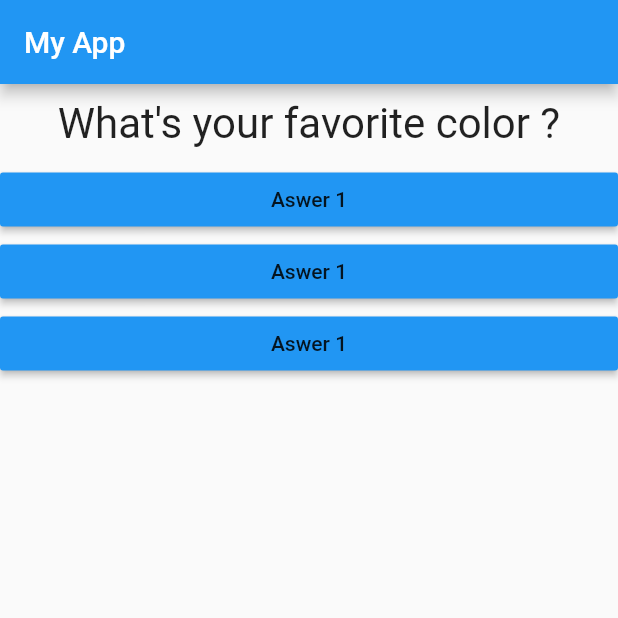
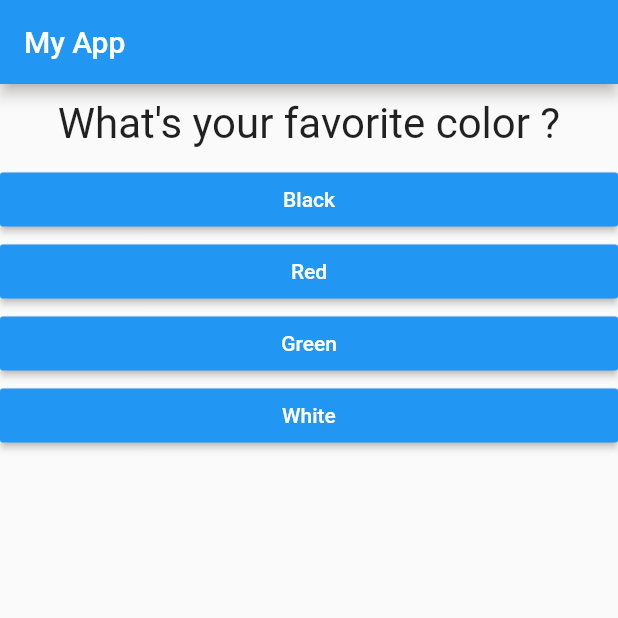
Before and after one commit to AnnaAlbuquerque/quiz_app, a Flutter app: the screen it shows after launch, on a phone screen of 412 x 824 dp, the top half of it. Run offline on Flutter 3.47's test engine with Material 2 defaults, Android fonts, the phone set to English and light mode, and no system bars.

Commit message:
Answer changing according to the Question

```diff
--- a/lib/answer.dart
+++ b/lib/answer.dart
@@ -2,8 +2,9 @@ import 'package:flutter/material.dart';
 
 class Answer extends StatelessWidget {
   final Function selectHandler;
+  final String answerText;
 
-  Answer(this.selectHandler);
+  Answer(this.selectHandler, this.answerText);
 
   @override
   Widget build(BuildContext context) {
@@ -11,7 +12,8 @@ class Answer extends StatelessWidget {
       width: double.infinity,
       child: RaisedButton(
         color: Colors.blue,
-        child: Text('Aswer 1'),
+        textColor: Colors.white,
+        child: Text(answerText),
         onPressed: selectHandler,
       ),
     );
--- a/lib/main.dart
+++ b/lib/main.dart
@@ -35,8 +35,18 @@ class _MyAppState extends State<MyApp> {
   @override
   Widget build(BuildContext context) {
     var questions = [
-      "What's your favorite color ?",
-      "What's your favorite animal ?",
+      {
+        'questionText': 'What\'s your favorite color ?',
+        'answer': ['Black', 'Red', 'Green', 'White'],
+      },
+      {
+        'questionText': 'What\'s your favorite animal ?',
+        'answer': ['Rabbit', 'Snake', 'Elephant', 'Lion'],
+      },
+      {
+        'questionText': 'Who\'s your favorite instructor?',
+        'answer': ['Max', 'Max', 'Max', 'Max'],
+      },
     ];
     return MaterialApp(
       home: Scaffold(
@@ -45,11 +55,14 @@ class _MyAppState extends State<MyApp> {
         ),
         body: Column(
           children: <Widget>[
-            Question(questionText: questions[_questionIndex]),
-            //We are passing the _answerQuestion function and this is called callback, since the receiving widget calls this function in the future
-            Answer(_answerQuestion),
-            Answer(_answerQuestion),
-            Answer(_answerQuestion),
+            Question(
+              questionText: questions[_questionIndex]['questionText'],
+            ),
+            // ... - take a list and pull all the values in the list out of it and add them to the surrounding list as individual values.
+            //With this instead of adding a list to a list we are adding the values of a list to a list
+            ...(questions[_questionIndex]['answer'] as List<String>).map((answer){
+              return Answer(_answerQuestion, answer);
+            }).toList()
           ],
         ),
       ),
```
